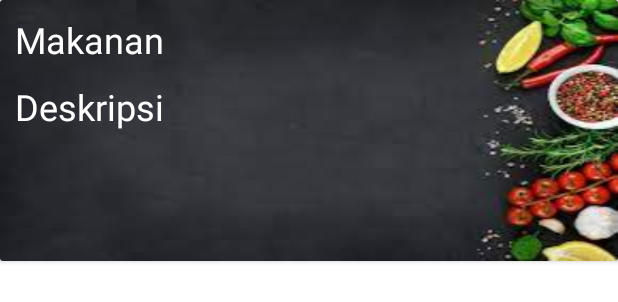
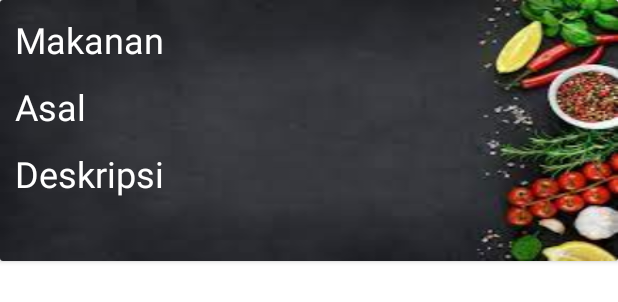
Before and after one commit to JanuarFirnando/KulinerIndonesia, an Android app: the layout list_item_kuliner.xml on its own in the app's theme, with its tools: preview values and no code run, on a phone screen of 412 x 824 dp. Shown: the top 302 px of the screen. Run offline under Robolectric (Android 15) with nearby library versions, the phone set to English and light mode, and no system bars.

```diff
--- a/app/src/main/res/layout/list_item_kuliner.xml
+++ b/app/src/main/res/layout/list_item_kuliner.xml
@@ -28,6 +28,15 @@
         android:layout_marginBottom="12dp"
         android:text="Makanan"/>
 
+        <TextView
+            android:id="@+id/tv_asal"
+            android:layout_width="wrap_content"
+            android:layout_height="wrap_content"
+            android:textSize="24sp"
+            android:layout_marginBottom="12dp"
+            android:textColor="@color/white"
+            android:text="Asal"/>
+
 
         <TextView
             android:id="@+id/tv_deskripsi_singkat"
```
Also changed, not shown: app/src/main/java/com/si6a/kulinerkita/Activity/UbahActivity.java (+74 -0 lines), app/src/main/java/com/si6a/kulinerkita/Adapter/AdapterKuliner.java (+11 -3 lines).
